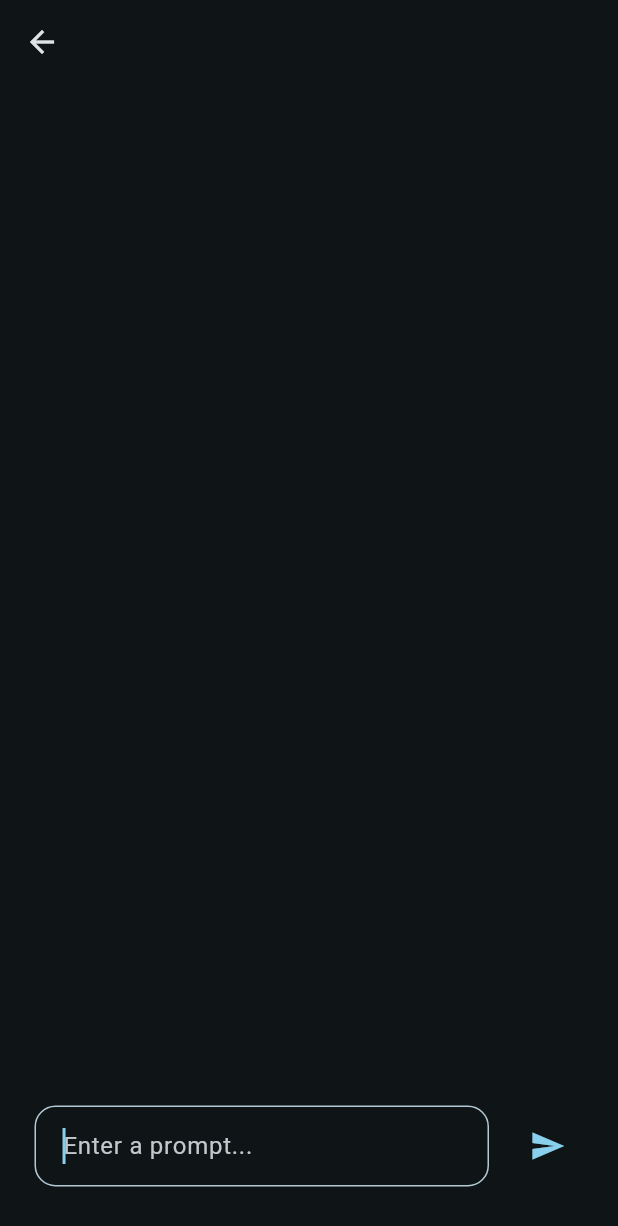
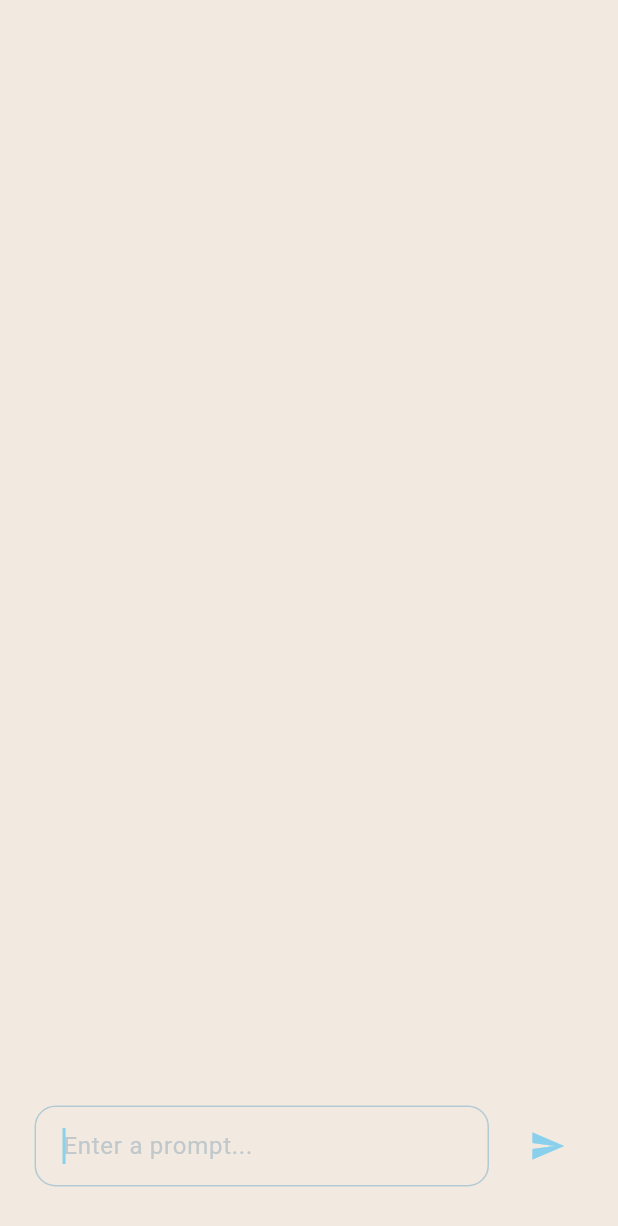
Before and after one commit to MahmoudMadihBedier/ai_generativ, a Flutter app: the screen it shows after launch, item 2 of the bottom bar chosen, after a tap on the "adb" icon, on a phone screen of 412 x 824 dp. Shown: the top 1226 px of the screen. Run offline on Flutter 3.47's test engine with Material 3 defaults, Android fonts, the phone set to English and light mode, and no system bars; our stand-ins replace flutter_markdown, google_fonts, google_generative_ai.

Commit message:
stablish every thing

```diff
--- a/lib/Ai_model/AI_chatScreen.dart
+++ b/lib/Ai_model/AI_chatScreen.dart
@@ -1,4 +1,5 @@
 
+import 'package:ai_generativ/utils/utils_colors.dart';
 import 'package:flutter/cupertino.dart';
 import 'package:flutter/material.dart';
 import 'package:flutter_markdown/flutter_markdown.dart';
@@ -19,9 +20,10 @@ class _ChatScreenState extends State<ChatScreen> {
   @override
   Widget build(BuildContext context) {
     return Scaffold(
-      appBar: AppBar(
-        title: Text(widget.title),
-      ),
+      backgroundColor: BookStoreColors.lightSand ,
+      // appBar: AppBar(
+      //   title: Text(widget.title),
+      // ),
       body: apiKey == null
           ? ApiKeyWidget(
         onSubmitted: (key) {
@@ -161,6 +163,7 @@ class _ChatWidgetState extends State<ChatWidget> {
               children: [
                 Expanded(
                   child: TextField(
+                    // style: const TextStyle(color: Colors.white),
                     autofocus: true,
                     focusNode: _textFieldFocus,
                     decoration:
--- a/lib/main.dart
+++ b/lib/main.dart
@@ -15,6 +15,7 @@ class GenerativeAISample extends StatelessWidget {
   @override
   Widget build(BuildContext context) {
     return MaterialApp(
+      debugShowCheckedModeBanner: false,
       title: 'AI generative app ',
       theme: ThemeData(
         textTheme: GoogleFonts.gentiumBookPlusTextTheme(),
--- a/lib/pages/home_page.dart
+++ b/lib/pages/home_page.dart
@@ -206,7 +206,7 @@ class Header extends StatelessWidget {
                       ),
                       const SizedBox(width: 10),
                       Text(
-                        'Hi, Natalie!',
+                        'Hi, ......!',
                         textAlign: TextAlign.center,
                         style: GoogleFonts.gentiumBookPlus().copyWith(
                           color: BookStoreColors.darkBrown,
```
